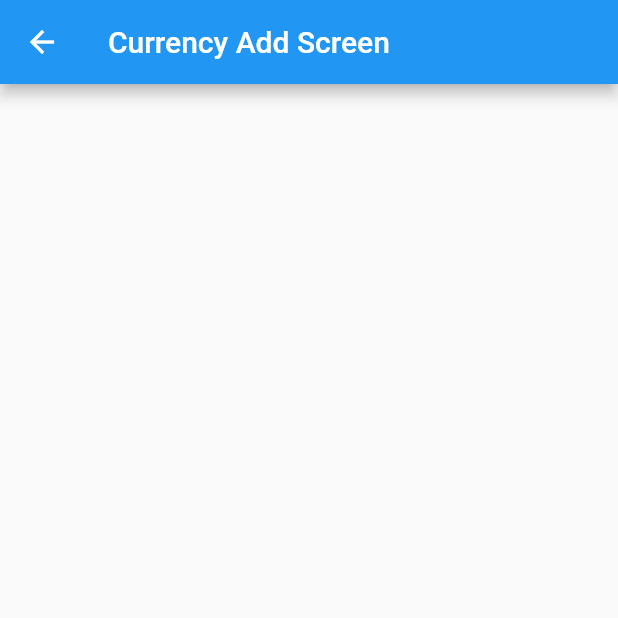
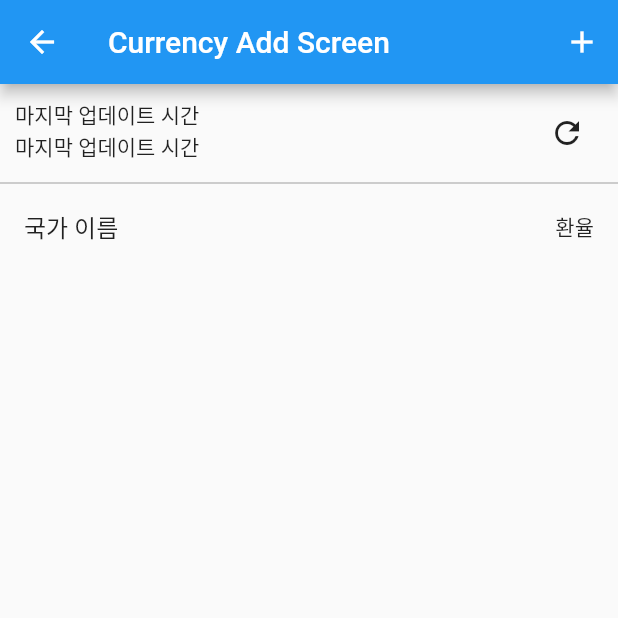
Before and after one commit to wyongjae/currency_info_app_practice, a Flutter app: the CurrencyAddScreen screen opened directly, on a phone screen of 412 x 824 dp, the top half of it. Run offline on Flutter 3.47's test engine with Material 2 defaults, Android fonts, the phone set to English and light mode, and no system bars.

Commit message:
Make: currency add screen ui

```diff
--- a/lib/domain/model/currency_data.dart
+++ b/lib/domain/model/currency_data.dart
@@ -214,8 +214,8 @@ class ConversionRates {
     required this.ZWL,
   });
 
-  late final int KRW;
   late final double AED;
+  late final double KRW;
   late final double AFN;
   late final double ALL;
   late final double AMD;
--- /dev/null
+++ b/lib/domain/model/currency_view_model.dart
@@ -0,0 +1,21 @@
+import 'dart:async';
+
+import 'package:currency_info_app_prac/data/exchange_rate_api.dart';
+import 'package:currency_info_app_prac/domain/model/currency_data.dart';
+import 'package:flutter/material.dart';
+
+class CurrencyViewModel with ChangeNotifier {
+  final ExchangeRateApi api;
+
+  CurrencyViewModel(this.api);
+
+  final _currencyStreamController = StreamController<Currency>.broadcast();
+
+  Stream<Currency> get currencyStream => _currencyStreamController.stream;
+
+  Future<void> fetchData() async {
+    final result = await api.fetch();
+    _currencyStreamController.add(result);
+    notifyListeners();
+  }
+}
--- a/lib/presentation/currency_add_screen.dart
+++ b/lib/presentation/currency_add_screen.dart
@@ -1,15 +1,67 @@
+import 'package:currency_info_app_prac/domain/model/currency_view_model.dart';
 import 'package:flutter/material.dart';
+import 'package:provider/provider.dart';
 
 class CurrencyAddScreen extends StatelessWidget {
   const CurrencyAddScreen({Key? key}) : super(key: key);
 
   @override
   Widget build(BuildContext context) {
+    final viewModel = context.watch<CurrencyViewModel>();
+
     return Scaffold(
       appBar: AppBar(
         title: const Text('Currency Add Screen'),
+        actions: [
+          IconButton(
+            onPressed: () {},
+            icon: const Icon(Icons.add),
+          ),
+        ],
       ),
-      body: Container(),
+      body: Column(
+        children: [
+          Padding(
+            padding: const EdgeInsets.all(10.0),
+            child: SizedBox(
+              height: 45,
+              width: 500,
+              child: Center(
+                child: Row(
+                  crossAxisAlignment: CrossAxisAlignment.center,
+                  mainAxisAlignment: MainAxisAlignment.spaceBetween,
+                  children: [
+                    Column(
+                      children: const [
+                        Text('마지막 업데이트 시간'),
+                        Text('마지막 업데이트 시간'),
+                      ],
+                    ),
+                    const SizedBox(),
+                    IconButton(
+                      onPressed: () {},
+                      icon: const Icon(Icons.refresh),
+                    )
+                  ],
+                ),
+              ),
+            ),
+          ),
+          const Divider(
+            height: 2,
+            color: Colors.grey,
+          ),
+          ListView(
+            shrinkWrap: true,
+            children: const [
+              ListTile(
+                title: Text('국가 이름'),
+                trailing: Text('환율'),
+              ),
+            ],
+          ),
+        ],
+      ),
     );
   }
 }
```
Also changed, not shown: lib/main.dart (+14 -5 lines), lib/presentation/currency_screen.dart (+26 -7 lines).
